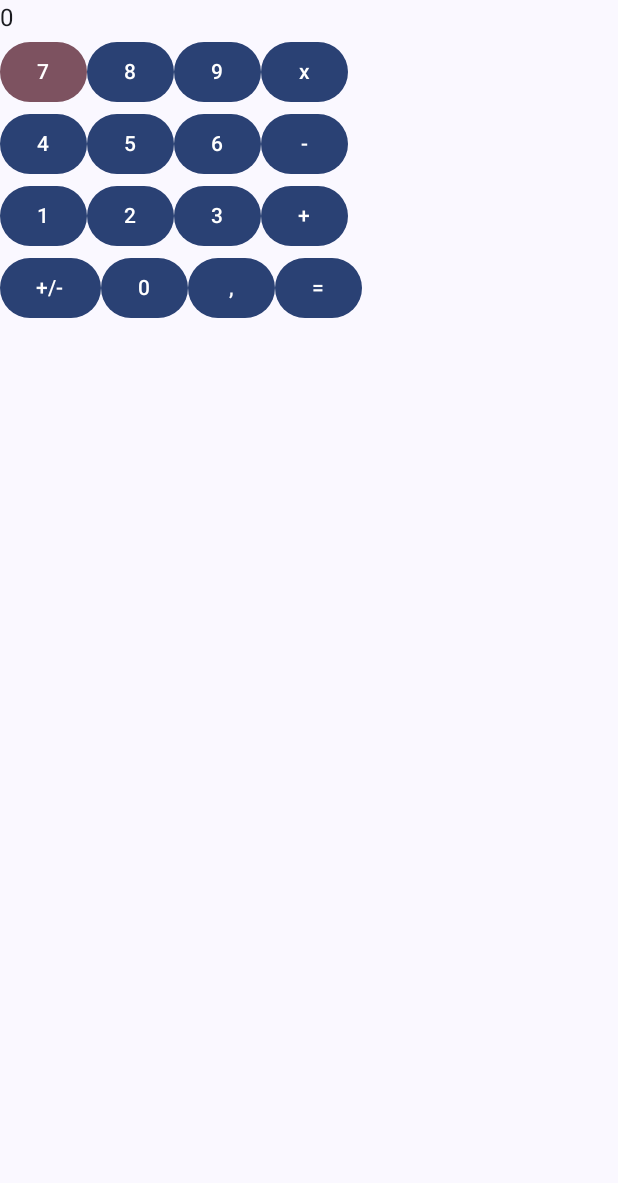
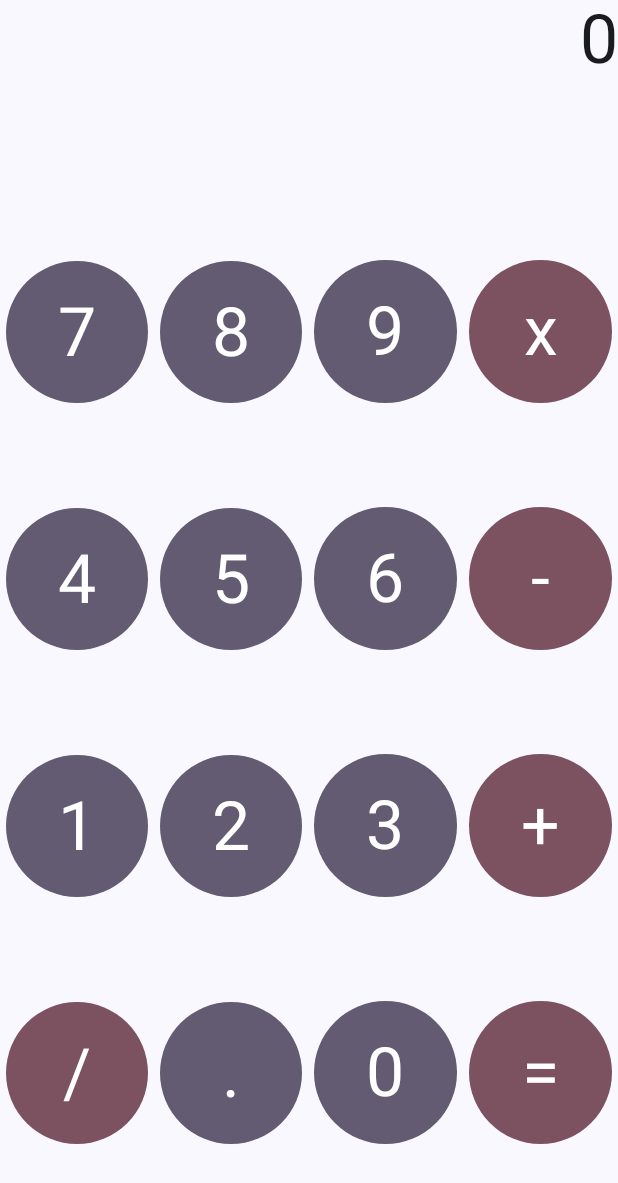
Before and after one commit to Gonki04/Mobile-App, an Android app built with Jetpack Compose: the screen it shows after launch (MainActivity), on a phone screen of 412 x 824 dp. Shown: the top 1183 px of the screen. Run offline under Robolectric (Android 15) with nearby library versions, the phone set to English and light mode, and no system bars.

Commit message:
Update UI

```diff
--- a/Calculator/app/src/main/java/com/example/calculator/CalculatorScreen.kt
+++ b/Calculator/app/src/main/java/com/example/calculator/CalculatorScreen.kt
@@ -2,137 +2,106 @@ package com.example.calculator
 
 import androidx.compose.foundation.layout.Column
 import androidx.compose.foundation.layout.Row
+import androidx.compose.foundation.layout.aspectRatio
+import androidx.compose.foundation.layout.fillMaxSize
+import androidx.compose.foundation.layout.padding
 import androidx.compose.material3.Button
 import androidx.compose.material3.ButtonColors
 import androidx.compose.material3.ButtonDefaults
+import androidx.compose.material3.MaterialTheme
 import androidx.compose.material3.Text
 import androidx.compose.runtime.*
 import androidx.compose.ui.Modifier
 import androidx.compose.ui.graphics.Color
+import androidx.compose.ui.text.TextStyle
+import androidx.compose.ui.text.style.TextAlign
 import androidx.compose.ui.tooling.preview.Preview
+import androidx.compose.ui.unit.TextUnit
+import androidx.compose.ui.unit.dp
+import com.example.calculator.ui.theme.Components.CalcButton
 import com.example.calculator.ui.theme.Pink40
 
 @Composable
 fun CalculatorApp(modifier: Modifier = Modifier) {
+
     var displayText by remember { mutableStateOf("0") }
-    var firstOperand by remember { mutableStateOf("") }
-    var secondOperand by remember { mutableStateOf("") }
-    var operator by remember { mutableStateOf<Char?>(null) }
-
-    Column(modifier = modifier) {
-        Text(text = displayText)
-        Row {
-            Button(onClick = { updateDisplay("7", displayText, { displayText = it })},
-                colors = ButtonDefaults.run { buttonColors(
-                Pink40) })
-            {
-                Text(text = "7")
-            }
-            Button(onClick = { updateDisplay("8", displayText, { displayText = it }) })
-            {
-                Text(text = "8")
-            }
-            Button(onClick = { updateDisplay("9", displayText, { displayText = it }) })
-            {
-                Text(text = "9")
-            }
-            Button(onClick = {
-                operator = 'x'
-                firstOperand = displayText
-                displayText = "0"
-            }) {
-                Text(text = "x")
-            }
-        }
-        Row {
-            Button(onClick = { updateDisplay("4", displayText, { displayText = it }) })
-            {
-                Text(text = "4")
-            }
-            Button(onClick = { updateDisplay("5", displayText, { displayText = it }) })
-            {
-                Text(text = "5")
-            }
-            Button(onClick = { updateDisplay("6", displayText, { displayText = it }) })
-            {
-                Text(text = "6")
-            }
-            Button(onClick = {
-                operator = '-'
-                firstOperand = displayText
-                displayText = "0"
-            }) {
-                Text(text = "-")
-            }
-        }
-        Row {
-            Button(onClick = { updateDisplay("1", displayText, { displayText = it }) })
-            {
-                Text(text = "1")
-            }
-            Button(onClick = { updateDisplay("2", displayText, { displayText = it }) })
-            {
-                Text(text = "2")
-            }
-            Button(onClick = { updateDisplay("3", displayText, { displayText = it }) })
-            {
-                Text(text = "3")
-            }
-            Button(onClick = {
-                operator = '+'
-                firstOperand = displayText
-                displayText = "0"
-            }) {
-                Text(text = "+")
-            }
-        }
-        Row {
-            Button(onClick = { }) {
-                Text(text = "+/-")
-            }
-            Button(onClick = { updateDisplay("0", displayText, { displayText = it }) })
-            {
-                Text(text = "0")
-            }
-            Button(onClick = { updateDisplay(".", displayText, { displayText = it }) })
-            {
-                Text(text = ",")
-            }
-            Button(onClick = {
-                secondOperand = displayText
-                displayText = calculateResult(firstOperand, secondOperand, operator)
-            }) {
-                Text(text = "=")
-            }
+    val onNumPressed: (String) -> Unit = { num ->
+        if (displayText == "0") {
+            displayText = num
+        } else {
+            displayText += num
         }
     }
-}
-
-fun updateDisplay(value: String, currentDisplay: String, update: (String) -> Unit)
-{
-    if (currentDisplay == "0") {
-        update(value)
-    } else {
-        update(currentDisplay + value)
-    }
-}
-
-fun calculateResult(first: String, second: String, operator: Char?): String
-{
-    val firstNum = first.toDoubleOrNull() ?: 0.0
-    val secondNum = second.toDoubleOrNull() ?: 0.0
-
-    return when (operator) {
-        '+' -> (firstNum + secondNum).toString()
-        '-' -> (firstNum - secondNum).toString()
-        'x' -> (firstNum * secondNum).toString()
-        else -> "0"
+    Column(modifier = modifier)
+        {
+        Text(
+            modifier = Modifier
+                .fillMaxSize()
+                .weight(1f),
+            text = displayText,
+            style = MaterialTheme.typography.bodyLarge,
+            textAlign = TextAlign.Right)
+        Row(
+            modifier = Modifier
+                .weight(1f)
+                .aspectRatio(4f)
+        ) {
+            CalcButton(modifier = Modifier.weight(1f), label = "7", onClick = onNumPressed)
+            CalcButton(modifier = Modifier.weight(1f), label = "8", onClick =  onNumPressed )
+            CalcButton(modifier = Modifier.weight(1f), label = "9", onClick =  onNumPressed )
+            CalcButton(
+                modifier = Modifier.weight(1f),
+                label = "x",
+                isOperation = true,
+                onClick = {})
+        }
+        Row(
+            modifier = Modifier
+                .weight(1f)
+                .aspectRatio(4f)
+        ) {
+            CalcButton(modifier = Modifier.weight(1f), label = "4", onClick =  onNumPressed )
+            CalcButton(modifier = Modifier.weight(1f), label = "5", onClick =  onNumPressed )
+            CalcButton(modifier = Modifier.weight(1f), label = "6", onClick =  onNumPressed )
+            CalcButton(
+                modifier = Modifier.weight(1f),
+                label = "-",
+                isOperation = true,
+                onClick = {})
+        }
+        Row(
+            modifier = Modifier
+                .weight(1f)
+                .aspectRatio(4f)
+        ) {
+            CalcButton(modifier = Modifier.weight(1f), label = "1", onClick =  onNumPressed)
+            CalcButton(modifier = Modifier.weight(1f), label = "2", onClick =  onNumPressed )
+            CalcButton(modifier = Modifier.weight(1f), label = "3", onClick =  onNumPressed )
+            CalcButton(
+                modifier = Modifier.weight(1f),
+                label = "+",
+                isOperation = true,
+                onClick = {})
+        }
+        Row(
+            modifier = Modifier
+                .weight(1f)
+                .aspectRatio(4f)
+        ) {
+            CalcButton(modifier = Modifier.weight(1f), label = "/", isOperation = true, onClick = {})
+            CalcButton(modifier = Modifier.weight(1f), label = ".", onClick =  onNumPressed )
+            CalcButton(modifier = Modifier.weight(1f), label = "0", onClick =  onNumPressed )
+            CalcButton(
+                modifier = Modifier.weight(1f),
+                label = "=",
+                isOperation = true,
+                onClick = {})
+        }
     }
 }
 
 @Preview(showBackground = true)
 @Composable
-fun CalcScreenPreview()
-{
+fun CalcScreenPreview() {
     CalculatorApp()
 }
--- /dev/null
+++ b/Calculator/app/src/main/java/com/example/calculator/ui/theme/Components/CalcButton.kt
@@ -0,0 +1,58 @@
+package com.example.calculator.ui.theme.Components
+
+import android.health.connect.datatypes.units.Volume
+import android.media.VolumeShaper.Operation
+import androidx.compose.foundation.layout.aspectRatio
+import androidx.compose.foundation.layout.height
+import androidx.compose.foundation.layout.padding
+import androidx.compose.foundation.layout.width
+import androidx.compose.material3.Button
+import androidx.compose.material3.ButtonDefaults
+import androidx.compose.material3.MaterialTheme
+import androidx.compose.material3.Text
+import androidx.compose.runtime.Composable
+import androidx.compose.ui.Modifier
+import androidx.compose.ui.graphics.Color
+import androidx.compose.ui.tooling.preview.Preview
+import androidx.compose.ui.unit.dp
+import com.example.calculator.ui.theme.CalculatorTheme
+import com.example.calculator.ui.theme.Pink40
+import com.example.calculator.ui.theme.PurpleGrey40
+
+
+@Composable
+fun CalcButton(
+    modifier: Modifier = Modifier,
+    label : String = "",
+    isOperation : Boolean = false,
+    onClick : (String) -> Unit = {}
+) {
+
+    Button(
+        modifier = modifier
+            .width(80.dp)
+            .height(50.dp)
+            .aspectRatio(1f)
+            .padding(4.dp),
+        colors = if (isOperation)
+            ButtonDefaults.run { buttonColors(Pink40) }
+        else
+            ButtonDefaults.run { buttonColors(PurpleGrey40) },
+        onClick = {
+            onClick(label)
+        }) {
+        Text(text = label,
+            style = MaterialTheme.typography.bodyLarge)
+    }
+
+}
+
+@Preview(showBackground = true)
+@Composable
+fun CalcButtonPreview() {
+    CalculatorTheme {
+        CalcButton(
+            label = "7"
+        )
+    }
+}
--- a/Calculator/app/src/main/java/com/example/calculator/ui/theme/Type.kt
+++ b/Calculator/app/src/main/java/com/example/calculator/ui/theme/Type.kt
@@ -11,7 +11,7 @@ val Typography = Typography(
     bodyLarge = TextStyle(
         fontFamily = FontFamily.Default,
         fontWeight = FontWeight.Normal,
-        fontSize = 16.sp,
+        fontSize = 45.sp,
         lineHeight = 24.sp,
         letterSpacing = 0.5.sp
     )
```
